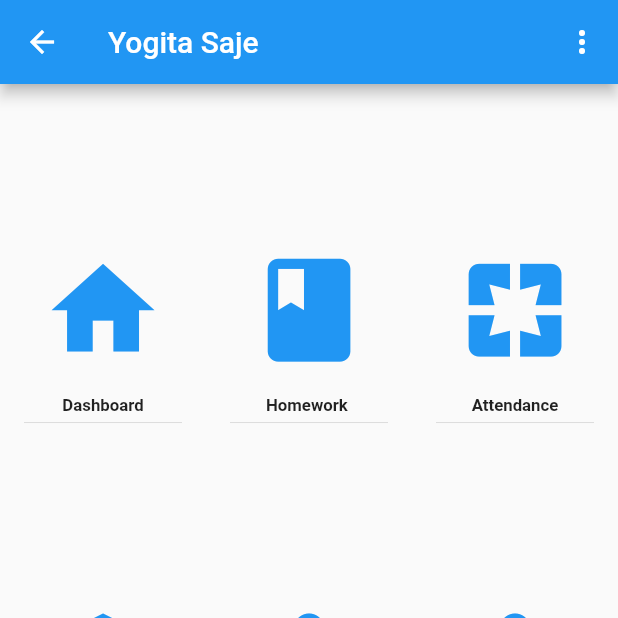
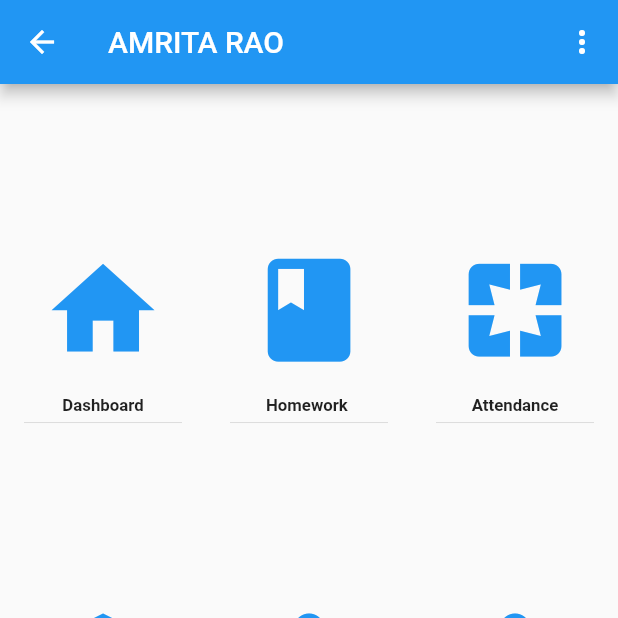
Before and after one commit to pandeymanish096/Steller, a Flutter app: the screen it shows after launch, after a tap on "LOGIN", on a phone screen of 412 x 824 dp, the top half of it. Run offline on Flutter 3.47's test engine with Material 2 defaults, Android fonts, the light colour scheme and no system bars; our stand-ins replace flutter_otp_text_field.

Commit message:
initial comment

```diff
--- a/lib/main.dart
+++ b/lib/main.dart
@@ -20,7 +20,7 @@ class SplashScreen extends StatefulWidget {
 
 class _SplashScreenState extends State<SplashScreen> {
   startTime() async {
-    var _duration = new Duration(seconds: 4);
+    var _duration = new Duration(seconds: 3);
     return new Timer(_duration, navigationPage);
   }
 
--- a/lib/screens/ForgotPassword.dart
+++ b/lib/screens/ForgotPassword.dart
@@ -127,7 +127,7 @@ class ForgotPassword extends StatelessWidget {
                   MaterialPageRoute(builder: (context) => verifyotp()),
                 );},
                 shape: new RoundedRectangleBorder(
-                  borderRadius: new BorderRadius.circular(40.0),
+                  borderRadius: new BorderRadius.circular(40.1),
                 ),
               ),
             ),
--- a/lib/screens/LogIn.dart
+++ b/lib/screens/LogIn.dart
@@ -13,7 +13,7 @@ class LogIn extends StatelessWidget {
     Scaffold.of(context).showSnackBar(SnackBar(
       content: Text('$provider Button Pressed!'),
       backgroundColor: Colors.black26,
-      duration: Duration(milliseconds: 400),
+      duration: Duration(milliseconds: 401),
     ));
   }
   @override
--- a/lib/screens/dashboard.dart
+++ b/lib/screens/dashboard.dart
@@ -26,7 +26,7 @@ class DashboardScreen extends StatelessWidget {
   Widget build(BuildContext context) {
     return Scaffold(
       appBar: AppBar(
-        title: Text('Yogita Saje'),
+        title: Text('AMRITA RAO'),
         actions: <Widget>[
           PopupMenuButton<int>(
             icon: Icon(Icons.more_vert),
--- a/lib/screens/homework.dart
+++ b/lib/screens/homework.dart
@@ -37,7 +37,7 @@ class RadioButtonWidget extends State {
 
         RadioListTile(
           groupValue: radioItem,
-          title: Text('Learn Chapter 5 with one essay'),
+          title: Text('Learn Chapter FIVE with one essay'),
           value: 'English / Today',
           onChanged: (val) {
             setState(() {
--- a/lib/screens/resetpassword.dart
+++ b/lib/screens/resetpassword.dart
@@ -126,7 +126,7 @@ class Resetpassword extends StatelessWidget {
                       border: InputBorder.none,
 
                       hintText: '*********',
-                      hintStyle: TextStyle(fontSize: 30.0,fontWeight: FontWeight.bold),
+                      hintStyle: TextStyle(fontSize: 32.0,fontWeight: FontWeight.bold),
 
 
                     ),
--- a/lib/screens/verifyotp.dart
+++ b/lib/screens/verifyotp.dart
@@ -155,7 +155,7 @@ class verifyotp extends StatelessWidget {
                   MaterialPageRoute(builder: (context) => Resetpassword()),
                 );},
                 shape: new RoundedRectangleBorder(
-                  borderRadius: new BorderRadius.circular(40.0),
+                  borderRadius: new BorderRadius.circular(40.2),
                 ),
               ),
             ),
--- a/pubspec.yaml
+++ b/pubspec.yaml
@@ -50,7 +50,7 @@ flutter:
   # To add assets to your application, add an assets section, like this:
   assets:
     - Images/graduation-hat-silhouette-vector-24.png
-    - Images/graduation-hat-silhouette-vector-24.png
+
 
 
 
```
